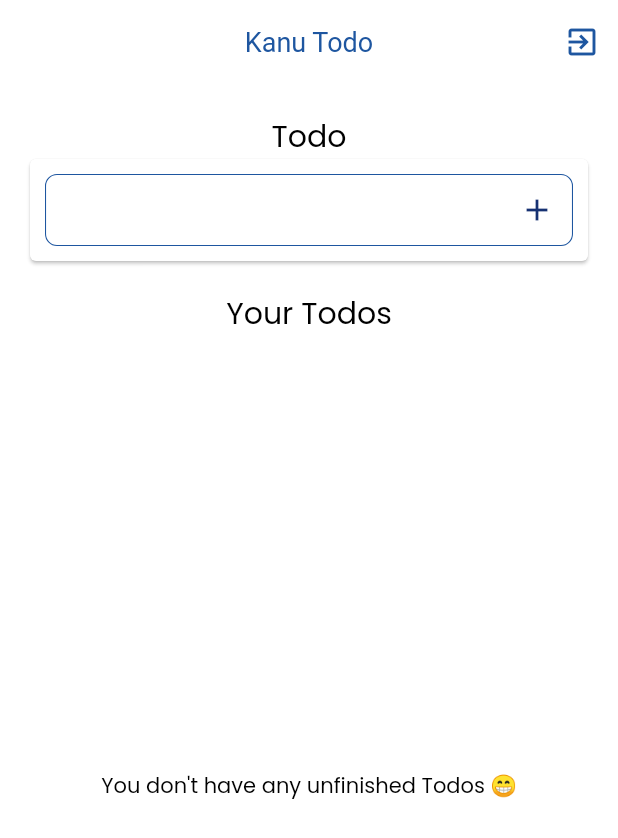
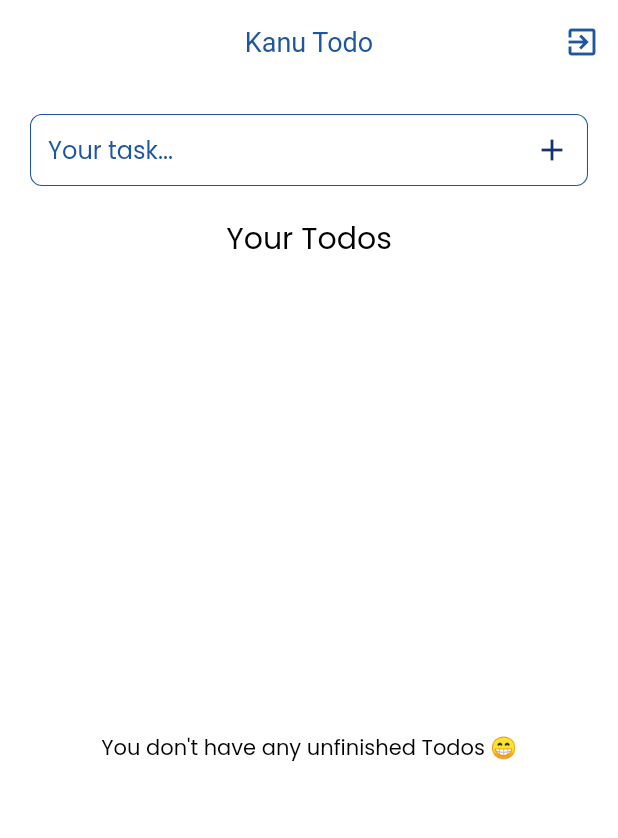
Before and after one commit to renankanu/app_todo, a Flutter app: the screen it shows once a user with an empty profile is signed in, on a phone screen of 412 x 824 dp. Shown: the top 838 px of the screen. Run offline on Flutter 3.47's test engine with Material 2 defaults, Android fonts, the phone set to English and light mode, and no system bars; our stand-ins replace cloud_firestore, firebase_auth, firebase_core, flutter_svg, google_sign_in; accounts and stored records are empty.

Commit message:
Refactor - Core screen, add and remove same widgets

```diff
--- a/lib/app/screens/core/core_screen.dart
+++ b/lib/app/screens/core/core_screen.dart
@@ -40,17 +40,8 @@ class _CoreScreenState extends State<CoreScreen> {
           const SizedBox(
             height: 20,
           ),
-          const Text(
-            "Todo",
-            textAlign: TextAlign.left,
-            style: TextStyle(
-              fontSize: 20,
-            ),
-          ),
-          Card(
-            margin: const EdgeInsets.symmetric(horizontal: 20),
-            child: Padding(
-              padding: const EdgeInsets.all(10.0),
+          Padding(
+            padding: const EdgeInsets.symmetric(horizontal: 20),
             child: Row(
               children: [
                 Expanded(
@@ -58,6 +49,7 @@ class _CoreScreenState extends State<CoreScreen> {
                     key: const ValueKey("addField"),
                     controller: _todoController,
                     decoration: InputDecoration(
+                      hintText: "Your task...",
                         suffixIcon: GestureDetector(
                           onTap: (){
                             if (_todoController.text != "") {
@@ -75,7 +67,6 @@ class _CoreScreenState extends State<CoreScreen> {
                   ),
                 ),
               ],
-              ),
             ),
           ),
           const SizedBox(
```
Lines whose indentation alone changed are shown as unchanged.
